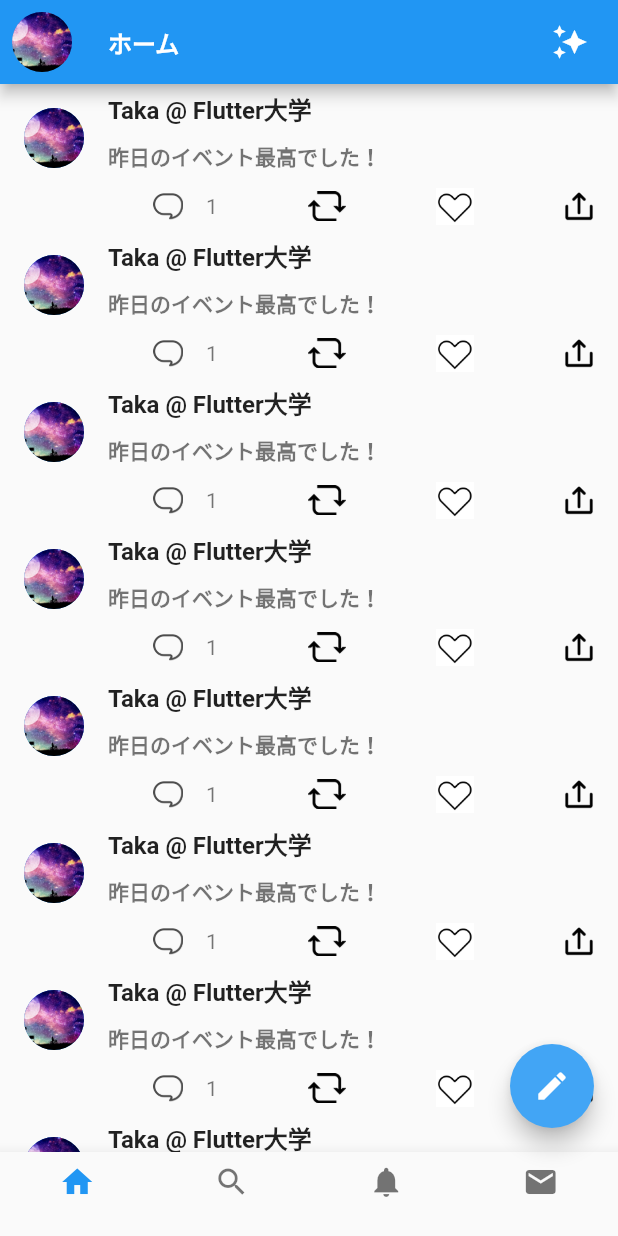
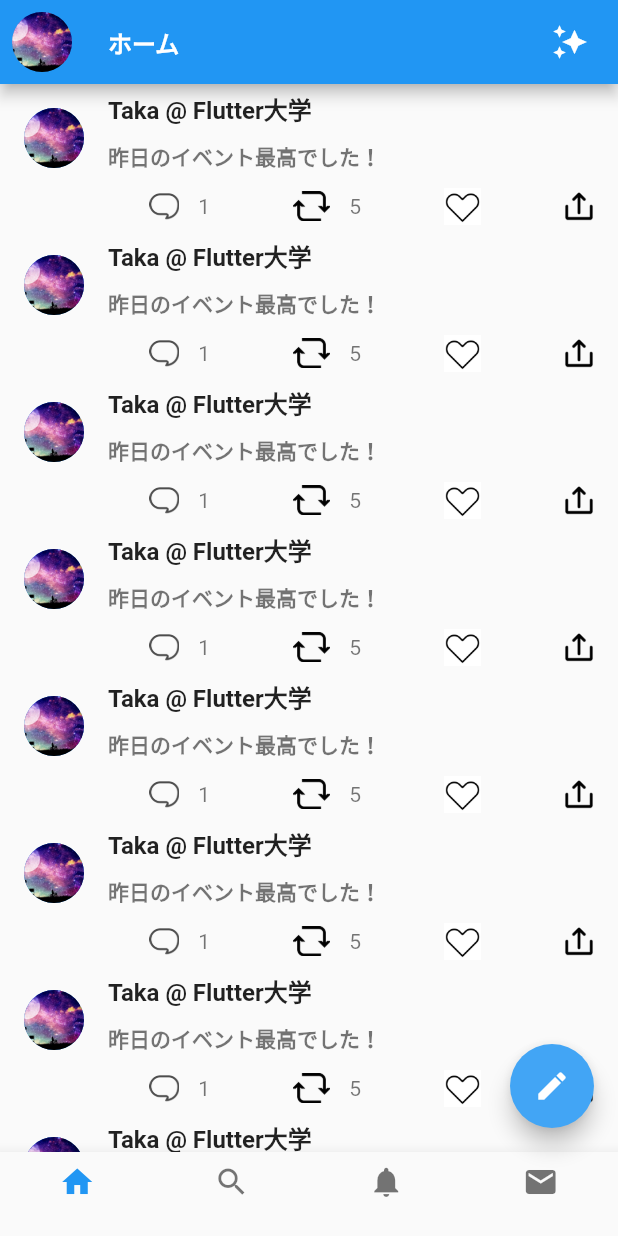
Before and after one commit to Takatoshi-ish/flutter_twitter_ui, a Flutter app: the screen it shows after launch, on a phone screen of 412 x 824 dp. Run offline on Flutter 3.47's test engine with Material 2 defaults, Android fonts, the phone set to English and light mode, and no system bars.

Commit message:
リツイートに数字を入れる

```diff
--- a/lib/main.dart
+++ b/lib/main.dart
@@ -143,6 +143,7 @@ class TweetTile extends StatelessWidget {
                 width: 30,
               ),
               IconContainer('assets/repeat.png', 25, 20),
+              const Text('5'),
               const SizedBox(
                 width: 30,
               ),
```
